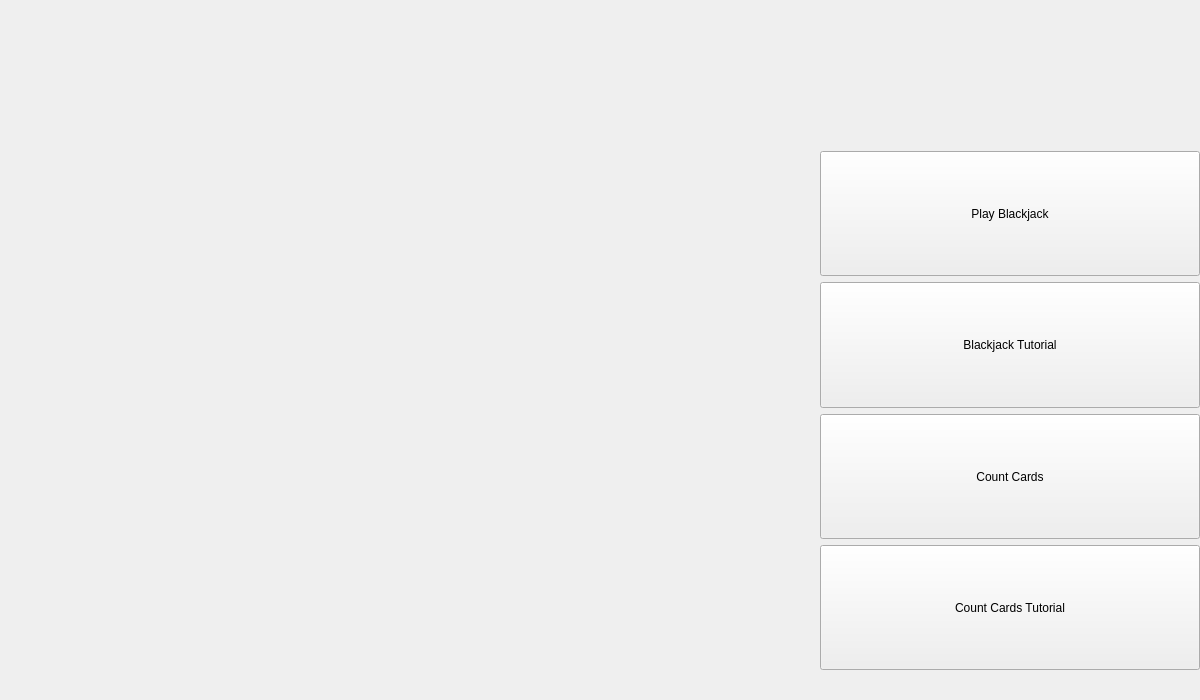
Qt form CardCounter/mainwindow.ui (CalebStandfield/full-blackjack-game-engine-with-UI) before a commit.
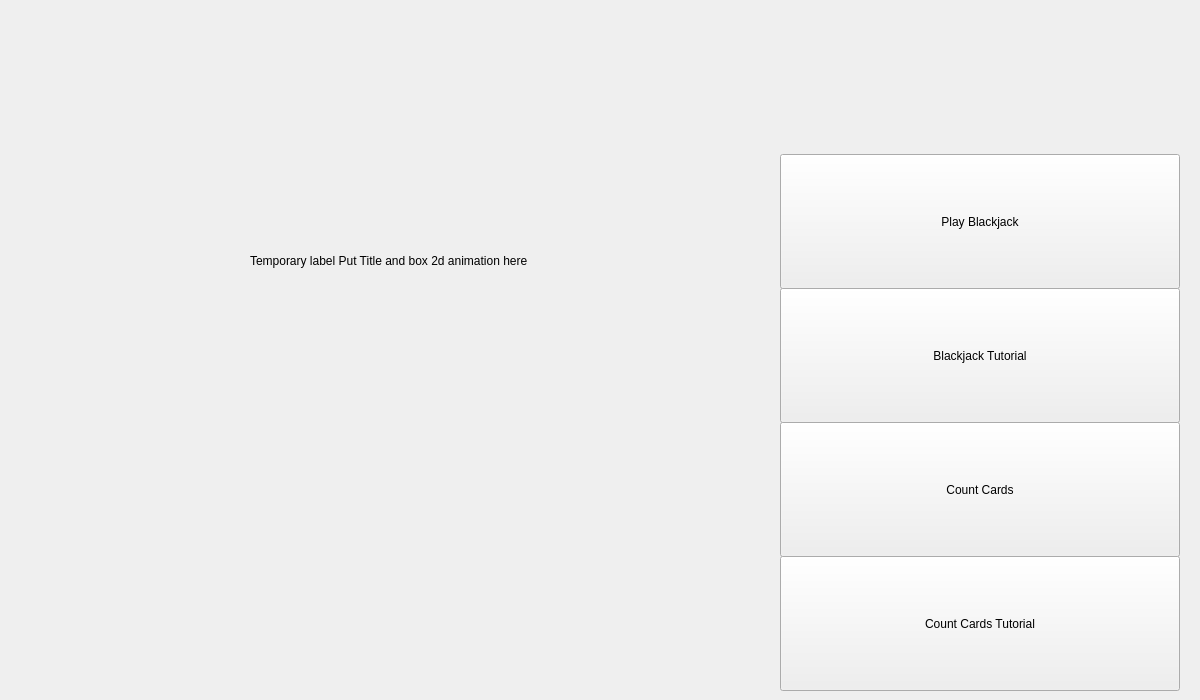
The same form after that commit. Custom widgets are drawn as their Qt base class.

What changed in the file:
```diff
--- a/CardCounter/mainwindow.ui
+++ b/CardCounter/mainwindow.ui
@@ -47,8 +47,8 @@
    <widget class="Screens" name="screens">
     <property name="geometry">
      <rect>
-      <x>20</x>
-      <y>20</y>
+      <x>0</x>
+      <y>0</y>
       <width>1200</width>
       <height>700</height>
      </rect>
@@ -79,24 +79,66 @@
      <widget class="QWidget" name="startMenuButtonArea" native="true">
       <property name="geometry">
        <rect>
-        <x>800</x>
+        <x>760</x>
         <y>0</y>
-        <width>380</width>
-        <height>650</height>
+        <width>440</width>
+        <height>700</height>
        </rect>
       </property>
+      <property name="sizePolicy">
+       <sizepolicy hsizetype="Fixed" vsizetype="Fixed">
+        <horstretch>0</horstretch>
+        <verstretch>0</verstretch>
+       </sizepolicy>
+      </property>
+      <property name="minimumSize">
+       <size>
+        <width>440</width>
+        <height>700</height>
+       </size>
+      </property>
+      <property name="maximumSize">
+       <size>
+        <width>440</width>
+        <height>700</height>
+       </size>
+      </property>
       <property name="whatsThis">
        <string notr="true"/>
       </property>
-      <layout class="QVBoxLayout" name="verticalLayout_2">
+      <property name="layoutDirection">
+       <enum>Qt::LayoutDirection::LeftToRight</enum>
+      </property>
+      <layout class="QVBoxLayout" name="startButtonsVerticalLayout">
+       <property name="spacing">
+        <number>10</number>
+       </property>
+       <property name="leftMargin">
+        <number>20</number>
+       </property>
+       <property name="topMargin">
+        <number>20</number>
+       </property>
+       <property name="rightMargin">
+        <number>20</number>
+       </property>
+       <property name="bottomMargin">
+        <number>20</number>
+       </property>
        <item>
         <widget class="QLabel" name="startMenuTitleCard">
          <property name="sizePolicy">
-          <sizepolicy hsizetype="Minimum" vsizetype="Minimum">
+          <sizepolicy hsizetype="Fixed" vsizetype="Minimum">
            <horstretch>0</horstretch>
            <verstretch>0</verstretch>
           </sizepolicy>
          </property>
+         <property name="minimumSize">
+          <size>
+           <width>400</width>
+           <height>135</height>
+          </size>
+         </property>
          <property name="text">
           <string/>
          </property>
@@ -105,11 +147,17 @@
        <item>
         <widget class="QPushButton" name="blackjackPlayButton">
          <property name="sizePolicy">
-          <sizepolicy hsizetype="Minimum" vsizetype="Minimum">
+          <sizepolicy hsizetype="Fixed" vsizetype="Fixed">
            <horstretch>0</horstretch>
            <verstretch>0</verstretch>
           </sizepolicy>
          </property>
+         <property name="minimumSize">
+          <size>
+           <width>400</width>
+           <height>135</height>
+          </size>
+         </property>
          <property name="text">
           <string>Play Blackjack</string>
          </property>
@@ -118,11 +166,17 @@
        <item>
         <widget class="QPushButton" name="blackjackTutorialButton">
          <property name="sizePolicy">
-          <sizepolicy hsizetype="Minimum" vsizetype="Minimum">
+          <sizepolicy hsizetype="Fixed" vsizetype="Fixed">
            <horstretch>0</horstretch>
            <verstretch>0</verstretch>
           </sizepolicy>
          </property>
+         <property name="minimumSize">
+          <size>
+           <width>400</width>
+           <height>135</height>
+          </size>
+         </property>
          <property name="text">
           <string>Blackjack Tutorial</string>
          </property>
@@ -131,11 +185,17 @@
        <item>
         <widget class="QPushButton" name="countCardsPlayButton">
          <property name="sizePolicy">
-          <sizepolicy hsizetype="Minimum" vsizetype="Minimum">
+          <sizepolicy hsizetype="Fixed" vsizetype="Fixed">
            <horstretch>0</horstretch>
            <verstretch>0</verstretch>
           </sizepolicy>
          </property>
+         <property name="minimumSize">
+          <size>
+           <width>400</width>
+           <height>135</height>
+          </size>
+         </property>
          <property name="text">
           <string>Count Cards</string>
          </property>
@@ -144,11 +204,17 @@
        <item>
         <widget class="QPushButton" name="countCardsTutorialButton">
          <property name="sizePolicy">
-          <sizepolicy hsizetype="Minimum" vsizetype="Minimum">
+          <sizepolicy hsizetype="Fixed" vsizetype="Fixed">
            <horstretch>0</horstretch>
            <verstretch>0</verstretch>
           </sizepolicy>
          </property>
+         <property name="minimumSize">
+          <size>
+           <width>400</width>
+           <height>135</height>
+          </size>
+         </property>
          <property name="text">
           <string>Count Cards Tutorial</string>
          </property>
@@ -156,6 +222,19 @@
        </item>
       </layout>
      </widget>
+     <widget class="QLabel" name="label">
+      <property name="geometry">
+       <rect>
+        <x>250</x>
+        <y>110</y>
+        <width>321</width>
+        <height>301</height>
+       </rect>
+      </property>
+      <property name="text">
+       <string>Temporary label Put Title and box 2d animation here</string>
+      </property>
+     </widget>
     </widget>
     <widget class="QWidget" name="playScreen">
      <widget class="QWidget" name="table" native="true">
```
